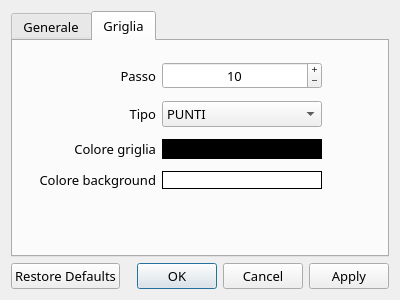
Above: gui/optionsdialog.ui from manufino/eSchema before the change. Below: the same form after it.
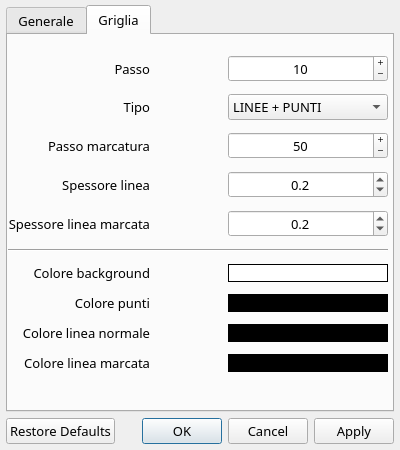
That is the form after the change. The open tabs and pages were chosen to show the change. Icons and pictures are not drawn.

Commit message: init option dialog

The edit to the form file:
```diff
--- a/gui/optionsdialog.ui
+++ b/gui/optionsdialog.ui
@@ -7,19 +7,19 @@
     <x>0</x>
     <y>0</y>
     <width>400</width>
-    <height>300</height>
+    <height>450</height>
    </rect>
   </property>
   <property name="minimumSize">
    <size>
     <width>400</width>
-    <height>300</height>
+    <height>450</height>
    </size>
   </property>
   <property name="maximumSize">
    <size>
-    <width>400</width>
-    <height>300</height>
+    <width>412</width>
+    <height>450</height>
    </size>
   </property>
   <property name="font">
@@ -42,6 +42,18 @@
 </string>
   </property>
   <layout class="QVBoxLayout" name="verticalLayout">
+   <property name="leftMargin">
+    <number>6</number>
+   </property>
+   <property name="topMargin">
+    <number>5</number>
+   </property>
+   <property name="rightMargin">
+    <number>6</number>
+   </property>
+   <property name="bottomMargin">
+    <number>6</number>
+   </property>
    <item>
     <widget class="QTabWidget" name="tabOptions">
      <property name="currentIndex">
@@ -235,51 +247,68 @@
       </attribute>
       <layout class="QVBoxLayout" name="verticalLayout_3">
        <property name="spacing">
-        <number>5</number>
+        <number>0</number>
        </property>
        <property name="leftMargin">
-        <number>1</number>
+        <number>0</number>
        </property>
        <property name="topMargin">
-        <number>1</number>
+        <number>0</number>
        </property>
        <property name="rightMargin">
-        <number>1</number>
+        <number>0</number>
        </property>
        <property name="bottomMargin">
-        <number>1</number>
+        <number>0</number>
        </property>
        <item>
         <layout class="QGridLayout" name="gridLayout_2">
          <property name="topMargin">
           <number>20</number>
          </property>
+         <property name="rightMargin">
+          <number>4</number>
+         </property>
          <property name="horizontalSpacing">
           <number>6</number>
          </property>
          <property name="verticalSpacing">
           <number>12</number>
          </property>
+         <item row="13" column="0">
+          <widget class="QLabel" name="label_8">
+           <property name="text">
+            <string>Colore linea normale</string>
+           </property>
+           <property name="alignment">
+            <set>Qt::AlignRight|Qt::AlignTrailing|Qt::AlignVCenter</set>
+           </property>
+          </widget>
+         </item>
          <item row="4" column="2">
-          <widget class="QLabel" name="lblGridColor">
-           <property name="cursor">
-            <cursorShape>PointingHandCursor</cursorShape>
+          <widget class="QDoubleSpinBox" name="doubleSpinBox">
+           <property name="alignment">
+            <set>Qt::AlignCenter</set>
            </property>
-           <property name="styleSheet">
-            <string notr="true">background-color: rgb(0, 0, 0);</string>
+           <property name="decimals">
+            <number>1</number>
            </property>
-           <property name="frameShape">
-            <enum>QFrame::Box</enum>
+           <property name="value">
+            <double>0.200000000000000</double>
            </property>
+          </widget>
+         </item>
+         <item row="11" column="0">
+          <widget class="QLabel" name="label_4">
            <property name="text">
-            <string/>
+            <string>Colore punti</string>
            </property>
            <property name="alignment">
             <set>Qt::AlignRight|Qt::AlignTrailing|Qt::AlignVCenter</set>
            </property>
           </widget>
          </item>
-         <item row="9" column="1">
+         <item row="18" column="0">
           <spacer name="verticalSpacer_2">
            <property name="orientation">
             <enum>Qt::Vertical</enum>
@@ -292,56 +321,26 @@
            </property>
           </spacer>
          </item>
-         <item row="2" column="2">
-          <widget class="QComboBox" name="cboxGridType">
-           <property name="minimumSize">
-            <size>
-             <width>160</width>
-             <height>0</height>
-            </size>
-           </property>
-           <item>
-            <property name="text">
-             <string>PUNTI</string>
-            </property>
-           </item>
-           <item>
-            <property name="text">
-             <string>LINEE</string>
-            </property>
-           </item>
-          </widget>
-         </item>
          <item row="2" column="0">
-          <spacer name="horizontalSpacer_3">
-           <property name="orientation">
-            <enum>Qt::Horizontal</enum>
-           </property>
-           <property name="sizeHint" stdset="0">
+          <widget class="QLabel" name="label_5">
+           <property name="minimumSize">
             <size>
-             <width>40</width>
-             <height>20</height>
+             <width>100</width>
+             <height>0</height>
             </size>
            </property>
-          </spacer>
-         </item>
-         <item row="4" column="3">
-          <spacer name="horizontalSpacer_2">
-           <property name="orientation">
-            <enum>Qt::Horizontal</enum>
+           <property name="text">
+            <string>Tipo</string>
            </property>
-           <property name="sizeHint" stdset="0">
-            <size>
-             <width>79</width>
-             <height>20</height>
-            </size>
+           <property name="alignment">
+            <set>Qt::AlignRight|Qt::AlignTrailing|Qt::AlignVCenter</set>
            </property>
-          </spacer>
+          </widget>
          </item>
-         <item row="4" column="1">
-          <widget class="QLabel" name="label_4">
+         <item row="1" column="0">
+          <widget class="QLabel" name="label_6">
            <property name="text">
-            <string>Colore griglia</string>
+            <string>Passo</string>
            </property>
            <property name="alignment">
             <set>Qt::AlignRight|Qt::AlignTrailing|Qt::AlignVCenter</set>
@@ -370,52 +369,79 @@
            </property>
           </widget>
          </item>
-         <item row="1" column="1">
-          <widget class="QLabel" name="label_6">
-           <property name="text">
-            <string>Passo</string>
-           </property>
+         <item row="5" column="2">
+          <widget class="QDoubleSpinBox" name="doubleSpinBox_2">
            <property name="alignment">
-            <set>Qt::AlignRight|Qt::AlignTrailing|Qt::AlignVCenter</set>
+            <set>Qt::AlignCenter</set>
            </property>
+           <property name="decimals">
+            <number>1</number>
+           </property>
+           <property name="value">
+            <double>0.200000000000000</double>
+           </property>
           </widget>
          </item>
-         <item row="2" column="1">
-          <widget class="QLabel" name="label_5">
-           <property name="minimumSize">
-            <size>
-             <width>100</width>
-             <height>0</height>
-            </size>
+         <item row="3" column="2">
+          <widget class="QSpinBox" name="spinGridStep_2">
+           <property name="alignment">
+            <set>Qt::AlignCenter</set>
            </property>
+           <property name="buttonSymbols">
+            <enum>QAbstractSpinBox::PlusMinus</enum>
+           </property>
+           <property name="minimum">
+            <number>1</number>
+           </property>
+           <property name="maximum">
+            <number>150</number>
+           </property>
+           <property name="singleStep">
+            <number>1</number>
+           </property>
+           <property name="value">
+            <number>50</number>
+           </property>
+          </widget>
+         </item>
+         <item row="5" column="0">
+          <widget class="QLabel" name="label_12">
            <property name="text">
-            <string>Tipo</string>
+            <string>Spessore linea marcata</string>
            </property>
            <property name="alignment">
             <set>Qt::AlignRight|Qt::AlignTrailing|Qt::AlignVCenter</set>
            </property>
           </widget>
          </item>
-         <item row="6" column="2">
-          <widget class="QLabel" name="lblBackColor">
-           <property name="cursor">
-            <cursorShape>PointingHandCursor</cursorShape>
+         <item row="3" column="0">
+          <widget class="QLabel" name="label_10">
+           <property name="text">
+            <string>Passo marcatura</string>
            </property>
-           <property name="styleSheet">
-            <string notr="true">background-color: rgb(255, 255, 255);</string>
+           <property name="alignment">
+            <set>Qt::AlignRight|Qt::AlignTrailing|Qt::AlignVCenter</set>
            </property>
-           <property name="frameShape">
-            <enum>QFrame::Box</enum>
-           </property>
+          </widget>
+         </item>
+         <item row="14" column="0">
+          <widget class="QLabel" name="label_9">
            <property name="text">
-            <string/>
+            <string>Colore linea marcata</string>
            </property>
            <property name="alignment">
             <set>Qt::AlignRight|Qt::AlignTrailing|Qt::AlignVCenter</set>
            </property>
           </widget>
          </item>
-         <item row="6" column="1">
+         <item row="6" column="0" colspan="3">
+          <widget class="Line" name="line_2">
+           <property name="orientation">
+            <enum>Qt::Horizontal</enum>
+           </property>
+          </widget>
+         </item>
+         <item row="7" column="0">
           <widget class="QLabel" name="label_7">
            <property name="text">
             <string>Colore background</string>
@@ -425,6 +451,130 @@
            </property>
           </widget>
          </item>
+         <item row="4" column="0">
+          <widget class="QLabel" name="label_11">
+           <property name="text">
+            <string>Spessore linea</string>
+           </property>
+           <property name="alignment">
+            <set>Qt::AlignRight|Qt::AlignTrailing|Qt::AlignVCenter</set>
+           </property>
+          </widget>
+         </item>
+         <item row="11" column="2">
+          <widget class="QLabel" name="lblGridColor">
+           <property name="cursor">
+            <cursorShape>PointingHandCursor</cursorShape>
+           </property>
+           <property name="styleSheet">
+            <string notr="true">background-color: rgb(0, 0, 0);</string>
+           </property>
+           <property name="frameShape">
+            <enum>QFrame::Box</enum>
+           </property>
+           <property name="text">
+            <string/>
+           </property>
+           <property name="alignment">
+            <set>Qt::AlignRight|Qt::AlignTrailing|Qt::AlignVCenter</set>
+           </property>
+          </widget>
+         </item>
+         <item row="2" column="2">
+          <widget class="QComboBox" name="cboxGridType">
+           <property name="minimumSize">
+            <size>
+             <width>160</width>
+             <height>0</height>
+            </size>
+           </property>
+           <item>
+            <property name="text">
+             <string>LINEE + PUNTI</string>
+            </property>
+           </item>
+           <item>
+            <property name="text">
+             <string>PUNTI</string>
+            </property>
+           </item>
+           <item>
+            <property name="text">
+             <string>LINEE</string>
+            </property>
+           </item>
+          </widget>
+         </item>
+         <item row="14" column="2">
+          <widget class="QLabel" name="lblGridColor_3">
+           <property name="cursor">
+            <cursorShape>PointingHandCursor</cursorShape>
+           </property>
+           <property name="styleSheet">
+            <string notr="true">background-color: rgb(0, 0, 0);</string>
+           </property>
+           <property name="frameShape">
+            <enum>QFrame::Box</enum>
+           </property>
+           <property name="text">
+            <string/>
+           </property>
+           <property name="alignment">
+            <set>Qt::AlignRight|Qt::AlignTrailing|Qt::AlignVCenter</set>
+           </property>
+          </widget>
+         </item>
+         <item row="13" column="2">
+          <widget class="QLabel" name="lblGridColor_2">
+           <property name="cursor">
+            <cursorShape>PointingHandCursor</cursorShape>
+           </property>
+           <property name="styleSheet">
+            <string notr="true">background-color: rgb(0, 0, 0);</string>
+           </property>
+           <property name="frameShape">
+            <enum>QFrame::Box</enum>
+           </property>
+           <property name="text">
+            <string/>
+           </property>
+           <property name="alignment">
+            <set>Qt::AlignRight|Qt::AlignTrailing|Qt::AlignVCenter</set>
+           </property>
+          </widget>
+         </item>
+         <item row="7" column="2">
+          <widget class="QLabel" name="lblBackColor">
+           <property name="cursor">
+            <cursorShape>PointingHandCursor</cursorShape>
+           </property>
+           <property name="styleSheet">
+            <string notr="true">background-color: rgb(255, 255, 255);</string>
+           </property>
+           <property name="frameShape">
+            <enum>QFrame::Box</enum>
+           </property>
+           <property name="text">
+            <string/>
+           </property>
+           <property name="alignment">
+            <set>Qt::AlignRight|Qt::AlignTrailing|Qt::AlignVCenter</set>
+           </property>
+          </widget>
+         </item>
+         <item row="3" column="1">
+          <spacer name="horizontalSpacer_2">
+           <property name="orientation">
+            <enum>Qt::Horizontal</enum>
+           </property>
+           <property name="sizeHint" stdset="0">
+            <size>
+             <width>40</width>
+             <height>20</height>
+            </size>
+           </property>
+          </spacer>
+         </item>
         </layout>
        </item>
       </layout>
```
Left out of the diff: 184 changed lines with no effect on the pictures. The commit also changes 5 other files.
